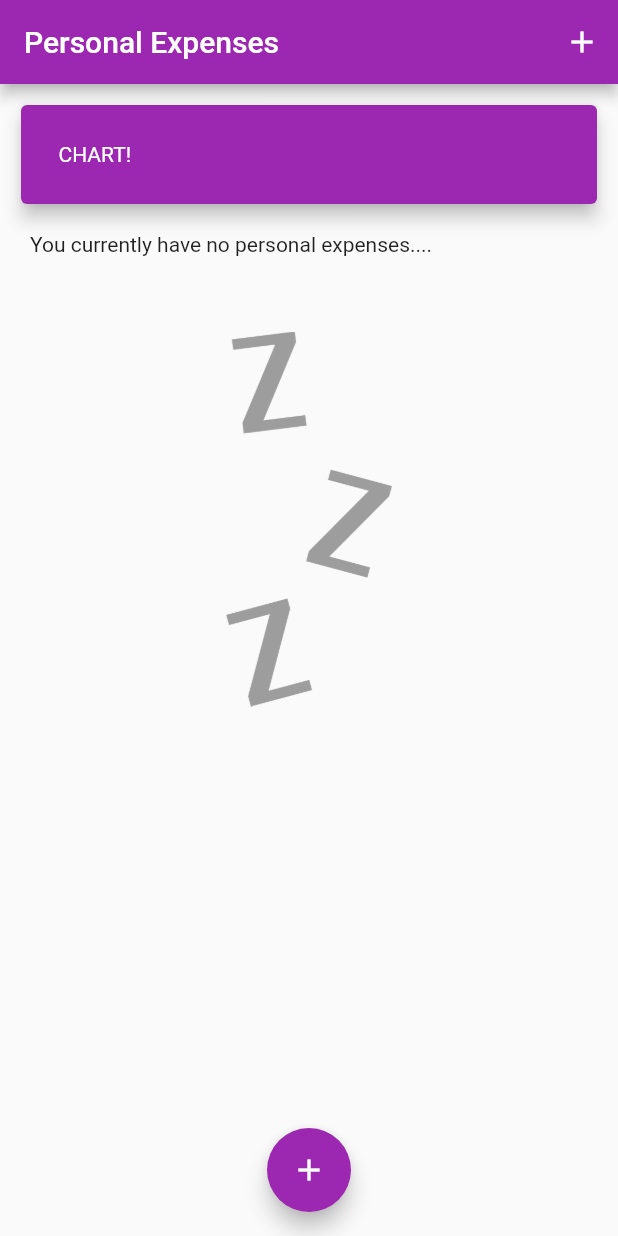
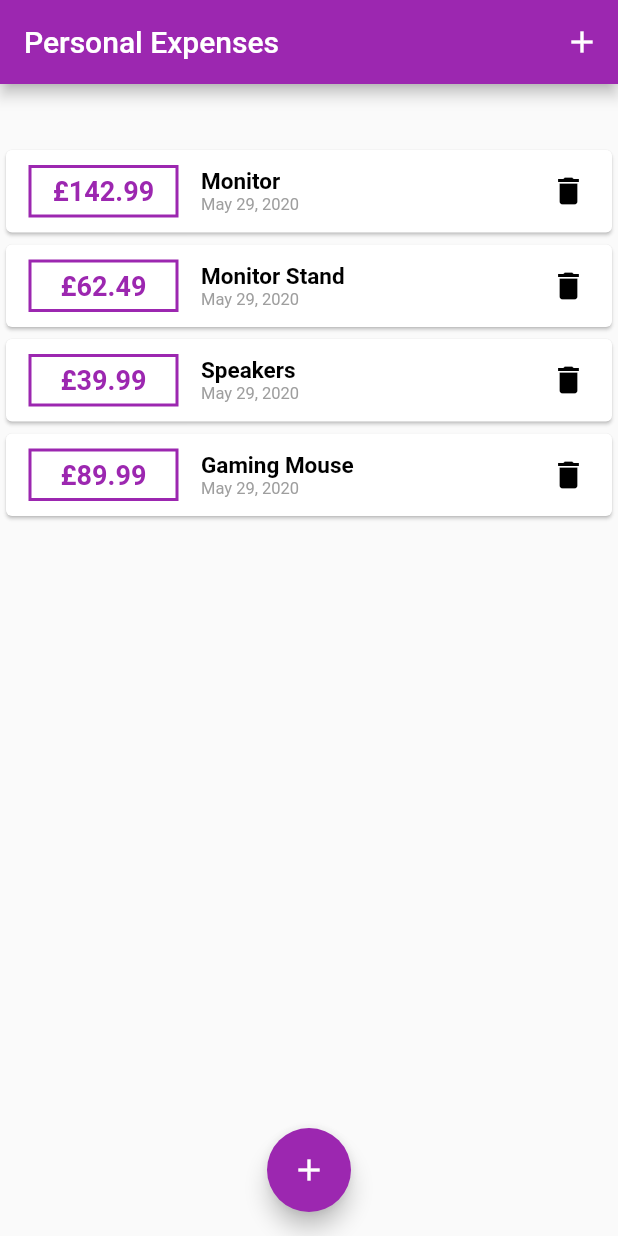
Before and after one commit to Jamiemufu/PersonalExpenses, a Flutter app: the screen it shows after launch, on a phone screen of 412 x 824 dp. Run offline on Flutter 3.47's test engine with Material 2 defaults, Android fonts, the phone set to English and light mode, and no system bars.

Commit message:
Added chat widget - getters - get recenttransactions for the past 7 days

```diff
--- a/lib/main.dart
+++ b/lib/main.dart
@@ -3,6 +3,7 @@ import 'package:flutter/material.dart';
 import './widgets/transaction_list.dart';
 import './widgets/new_transaction.dart';
 import './models/transaction.dart';
+import './widgets/chart.dart';
 
 void main() => runApp(MyApp());
 
@@ -27,15 +28,22 @@ class MyHomePage extends StatefulWidget {
 
 class _MyHomePageState extends State<MyHomePage> {
   final List<Transaction> _userTransactions = [
-    // Transaction(
-    //     id: 't1', title: 'Monitor', amount: 142.99, date: DateTime.now()),
-    // Transaction(
-    //     id: 't2', title: 'Monitor Stand', amount: 62.49, date: DateTime.now()),
-    // Transaction(
-    //     id: 't3', title: 'Speakers', amount: 39.99, date: DateTime.now()),
-    // Transaction(
-    //     id: 't4', title: 'Gaming Mouse', amount: 89.99, date: DateTime.now()),
+    Transaction(
+        id: 't1', title: 'Monitor', amount: 142.99, date: DateTime.now()),
+    Transaction(
+        id: 't2', title: 'Monitor Stand', amount: 62.49, date: DateTime.now()),
+    Transaction(
+        id: 't3', title: 'Speakers', amount: 39.99, date: DateTime.now()),
+    Transaction(
+        id: 't4', title: 'Gaming Mouse', amount: 89.99, date: DateTime.now()),
   ];
+
+  // getter used to calculate transactions in past 7 days
+  List<Transaction> get _recentTransactions {
+    return _userTransactions.where((tx) {
+      return tx.date.isAfter(DateTime.now().subtract(Duration(days: 7)));
+    }).toList();
+  }
 
   final titleController = TextEditingController();
   final amountController = TextEditingController();
@@ -90,28 +98,15 @@ class _MyHomePageState extends State<MyHomePage> {
             children: <Widget>[
               // you can wrap widgets in a parent such as container
               // you can use this to set certain properties on that specific widget
-              Container(
-                width: double.infinity,
-                padding: EdgeInsets.all(10),
-                child: Card(
-                  color: Theme.of(context).primaryColor,
-                  child: Container(
-                    padding: EdgeInsets.all(25),
-                    child: Text(
-                      "CHART!",
-                      style: TextStyle(
-                        color: Colors.white,
-                      ))
-                    ),
-                  elevation: 5,
-                ),
-              ),
+              Chart(_recentTransactions),
               TransactionList(_userTransactions, _removeTransaction),
             ]),
       ),
       floatingActionButtonLocation: FloatingActionButtonLocation.centerFloat,
       floatingActionButton: FloatingActionButton(
-        child: Icon(Icons.add, ),
+        child: Icon(
+          Icons.add,
+        ),
         onPressed: () => _startAddNewTransaction(context),
       ),
     );
--- /dev/null
+++ b/lib/widgets/chart.dart
@@ -0,0 +1,54 @@
+import 'package:flutter/material.dart';
+import 'package:intl/intl.dart';
+
+import '../models/transaction.dart';
+
+class Chart extends StatelessWidget {
+  final List<Transaction> recentTransactions;
+
+  Chart(this.recentTransactions);
+
+  // I still dont really get getters
+  // sets a new list map of string and object
+  List<Map<String, Object>> get groupedTransactionValues {
+    // generate 7 list items with an index
+    return List.generate(7, (index) {
+      // calulate weekday for 7 days
+      // build in DateTime subtract with Duration of 7 days
+      final weekday = DateTime.now().subtract(Duration(days: index));
+
+      var totalSum = 0.0;
+
+      // foreach recentTransaction passed check it matches current day
+      // if it does add
+      for(var i=0; i < recentTransactions.length; i++) {
+        if(recentTransactions[i].date.day == weekday.day &&
+          recentTransactions[i].date.month == weekday.month &&
+          recentTransactions[i].date.year == weekday.year) {
+            totalSum += recentTransactions[i].amount;
+          }
+      }
+
+      print(DateFormat.E().format(weekday));
+      print(totalSum);
+
+      // return calculated days and amounts
+      return {'Day': DateFormat.E().format(weekday), 'amount': totalSum};
+    });
+  }
+
+  @override
+
+  Widget build(BuildContext context) {
+    print(groupedTransactionValues);
+    return Card(
+      elevation: 6,
+      margin: EdgeInsets.all(20),
+      child: Row(
+        children: <Widget>[
+
+        ],
+      ),
+    );
+  }
+}
```
